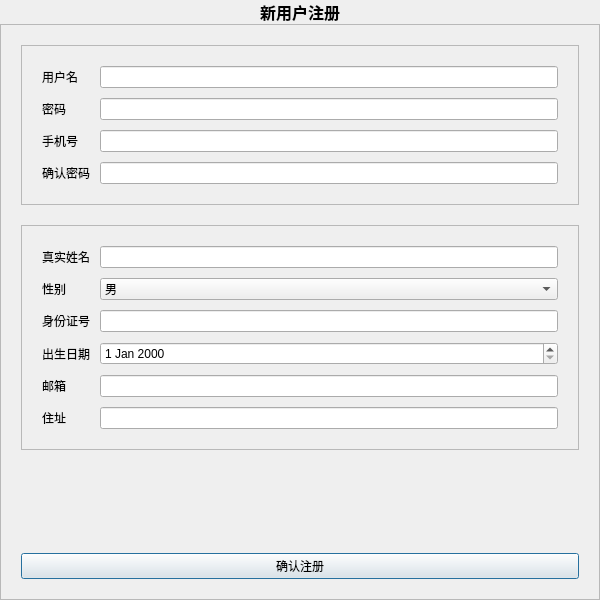
Before: the Qt Designer form client/global/registerpanel.ui in laonuo2004/cpp-qt-medical-system, drawn with Qt 5.
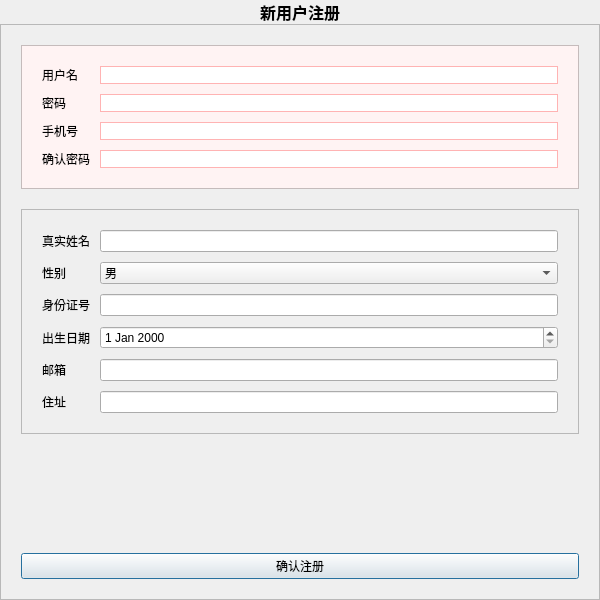
After: the same form once the commit is applied.

Patch:
```diff
--- a/client/global/registerpanel.ui
+++ b/client/global/registerpanel.ui
@@ -78,6 +78,9 @@
           <verstretch>0</verstretch>
          </sizepolicy>
         </property>
+        <property name="styleSheet">
+         <string notr="true">#CardFrame{background-color: rgb(255, 243, 243)}</string>
+        </property>
         <property name="frameShape">
          <enum>QFrame::StyledPanel</enum>
         </property>
@@ -140,16 +143,32 @@
             </widget>
            </item>
            <item row="0" column="1">
-            <widget class="QLineEdit" name="UserNameEdit"/>
+            <widget class="QLineEdit" name="UserNameEdit">
+             <property name="styleSheet">
+              <string notr="true">border: 1px solid rgb(255, 179, 179);</string>
+             </property>
+            </widget>
            </item>
            <item row="1" column="1">
-            <widget class="QLineEdit" name="PasswordEdit"/>
+            <widget class="QLineEdit" name="PasswordEdit">
+             <property name="styleSheet">
+              <string notr="true">border: 1px solid rgb(255, 179, 179);</string>
+             </property>
+            </widget>
            </item>
            <item row="2" column="1">
-            <widget class="QLineEdit" name="EmailEdit"/>
+            <widget class="QLineEdit" name="EmailEdit">
+             <property name="styleSheet">
+              <string notr="true">border: 1px solid rgb(255, 179, 179);</string>
+             </property>
+            </widget>
            </item>
            <item row="3" column="1">
-            <widget class="QLineEdit" name="ConfirmPasswordEdit"/>
+            <widget class="QLineEdit" name="ConfirmPasswordEdit">
+             <property name="styleSheet">
+              <string notr="true">border: 1px solid rgb(255, 179, 179);</string>
+             </property>
+            </widget>
            </item>
           </layout>
          </item>
```
